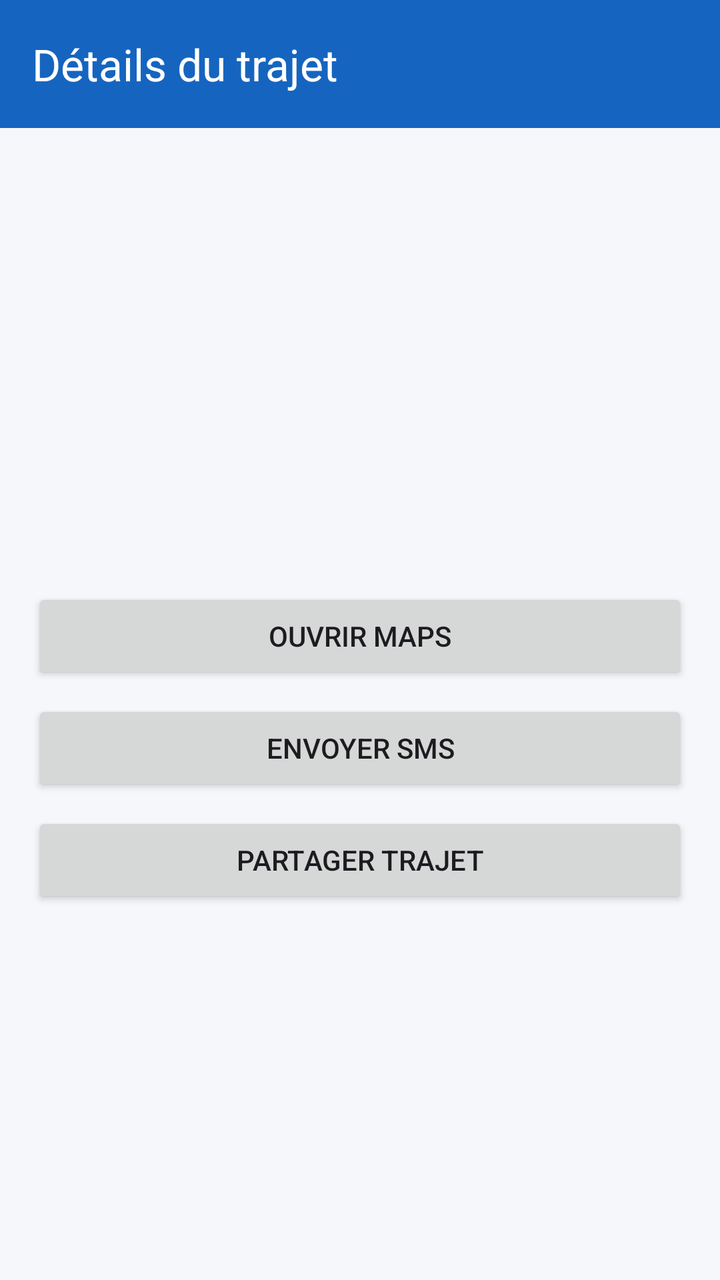
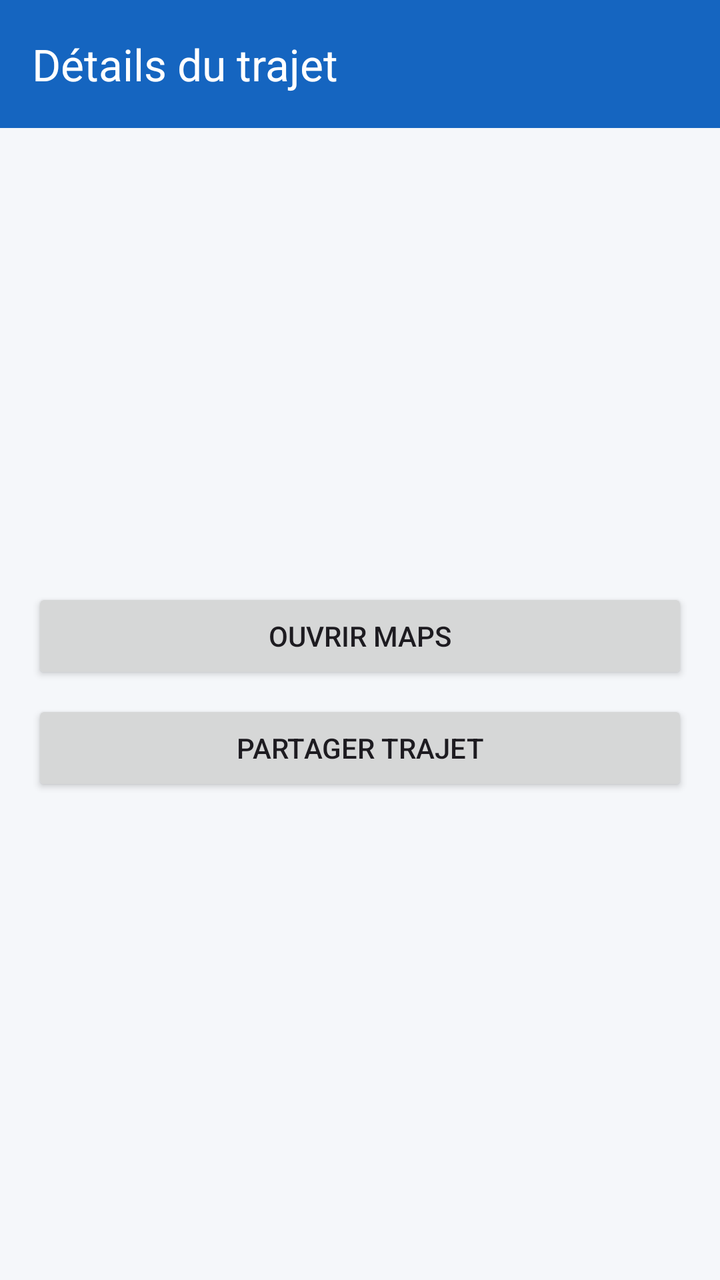

Before-and-after screenshots of an Android layout around one commit, followed by the original layout XML and the change that was made.
<!-- AndroidManifest.xml: application theme Theme.Projet -->
<!-- res/layout/activity_trip_details.xml -->
<?xml version="1.0" encoding="utf-8"?>
<LinearLayout xmlns:android="http://schemas.android.com/apk/res/android"
    xmlns:app="http://schemas.android.com/apk/res-auto"
    android:layout_width="match_parent"
    android:layout_height="match_parent"
    android:orientation="vertical"
    android:background="@color/backgroundColor">

    <androidx.appcompat.widget.Toolbar
        android:id="@+id/toolbarTripDetails"
        android:layout_width="match_parent"
        android:layout_height="?attr/actionBarSize"
        android:background="@color/primaryColor"
        app:title="@string/trip_details_title"
        app:titleTextColor="@android:color/white" />

    <ScrollView
        android:layout_width="match_parent"
        android:layout_height="match_parent">

        <LinearLayout
            android:layout_width="match_parent"
            android:layout_height="wrap_content"
            android:orientation="vertical"
            android:padding="16dp">

            <TextView
                android:id="@+id/tvDetailDepart"
                android:layout_width="match_parent"
                android:layout_height="wrap_content"
                android:layout_marginBottom="6dp" />

            <TextView
                android:id="@+id/tvDetailDestination"
                android:layout_width="match_parent"
                android:layout_height="wrap_content"
                android:layout_marginBottom="6dp" />

            <TextView
                android:id="@+id/tvDetailDate"
                android:layout_width="match_parent"
                android:layout_height="wrap_content"
                android:layout_marginBottom="6dp" />

            <TextView
                android:id="@+id/tvDetailPlaces"
                android:layout_width="match_parent"
                android:layout_height="wrap_content"
                android:layout_marginBottom="6dp" />

            <TextView
                android:id="@+id/tvDetailPrice"
                android:layout_width="match_parent"
                android:layout_height="wrap_content"
                android:layout_marginBottom="6dp" />

            <TextView
                android:id="@+id/tvDetailPhone"
                android:layout_width="match_parent"
                android:layout_height="wrap_content"
                android:layout_marginBottom="6dp" />

            <TextView
                android:id="@+id/tvDetailVehicle"
                android:layout_width="match_parent"
                android:layout_height="wrap_content"
                android:layout_marginBottom="6dp" />

            <TextView
                android:id="@+id/tvDetailUserType"
                android:layout_width="match_parent"
                android:layout_height="wrap_content"
                android:layout_marginBottom="12dp" />

            
            <Button
                android:id="@+id/btnReserve"
                android:layout_width="match_parent"
                android:layout_height="wrap_content"
                android:text="@string/reserve"
                android:visibility="gone" />

            
            <Button
                android:id="@+id/btnOpenMaps"
                android:layout_width="match_parent"
                android:layout_height="wrap_content"
                android:text="@string/open_maps"
                android:layout_marginTop="8dp" />

            <Button
                android:id="@+id/btnSendSms"
                android:layout_width="match_parent"
                android:layout_height="wrap_content"
                android:text="@string/send_sms"
                android:layout_marginTop="8dp" />

            <Button
                android:id="@+id/btnShareTrip"
                android:layout_width="match_parent"
                android:layout_height="wrap_content"
                android:text="@string/share_trip"
                android:layout_marginTop="8dp" />

            
            <Button
                android:id="@+id/btnEditTrip"
                android:layout_width="match_parent"
                android:layout_height="wrap_content"
                android:text="@string/edit"
                android:layout_marginTop="8dp"
                android:visibility="gone" />

            
            <Button
                android:id="@+id/btnDeleteTrip"
                android:layout_width="match_parent"
                android:layout_height="wrap_content"
                android:text="@string/delete"
                android:layout_marginTop="8dp"
                android:visibility="gone" />

        </LinearLayout>
    </ScrollView>

</LinearLayout>
<!-- resources referenced by this layout -->
<resources>
  <color name="backgroundColor">#F5F7FA</color>
  <color name="primaryColor">#1565C0</color>
  <string name="delete">Supprimer</string>
  <string name="edit">Modifier</string>
  <string name="open_maps">Ouvrir Maps</string>
  <string name="reserve">Réserver</string>
  <string name="send_sms">Envoyer SMS</string>
  <string name="share_trip">Partager trajet</string>
  <string name="trip_details_title">Détails du trajet</string>
  <style name="Theme.Projet" parent="Base.Theme.Projet" />
  <style name="Base.Theme.Projet" parent="Theme.Material3.DayNight.NoActionBar">
          <item name="colorPrimary">@color/primaryColor</item>
          <item name="colorOnPrimary">@android:color/white</item>
          <item name="android:statusBarColor">@color/primaryColorDark</item>
      </style>
  <color name="primaryColorDark">#0D47A1</color>
</resources>

<!-- the commit's change to res/layout/activity_trip_details.xml (unified diff, before → after) -->
@@ -89,13 +89,6 @@
                 android:layout_marginTop="8dp" />
 
             <Button
-                android:id="@+id/btnSendSms"
-                android:layout_width="match_parent"
-                android:layout_height="wrap_content"
-                android:text="@string/send_sms"
-                android:layout_marginTop="8dp" />
-
-            <Button
                 android:id="@+id/btnShareTrip"
                 android:layout_width="match_parent"
                 android:layout_height="wrap_content"
<!-- resource entries referenced after the edit -->
@@ -6,7 +6,6 @@
   <string name="edit">Modifier</string>
   <string name="open_maps">Ouvrir Maps</string>
   <string name="reserve">Réserver</string>
-  <string name="send_sms">Envoyer SMS</string>
   <string name="share_trip">Partager trajet</string>
   <string name="trip_details_title">Détails du trajet</string>
   <style name="Theme.Projet" parent="Base.Theme.Projet" />
